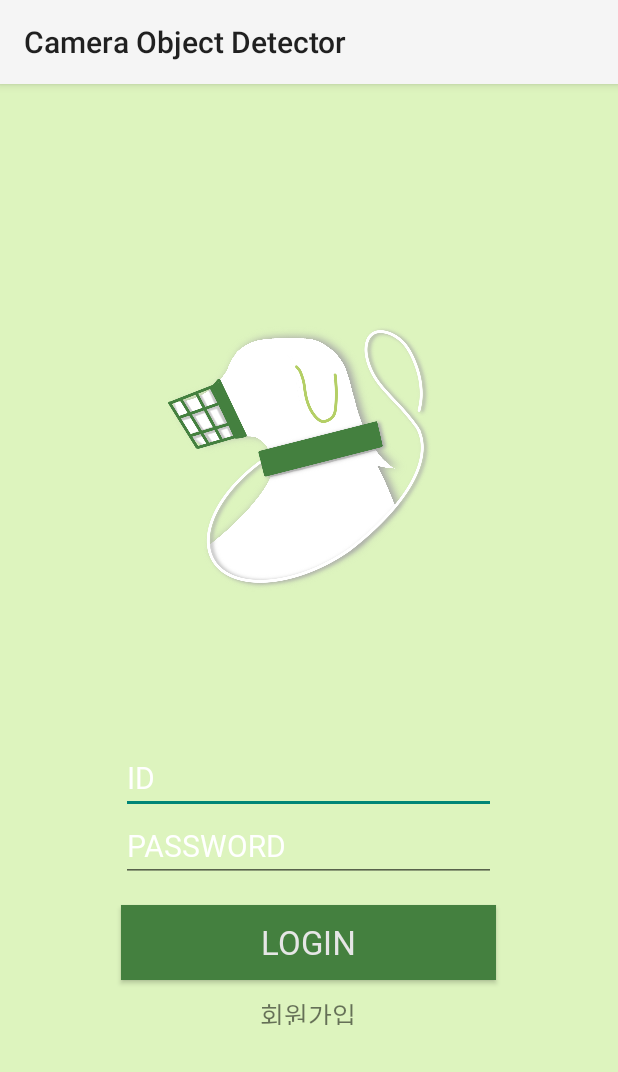
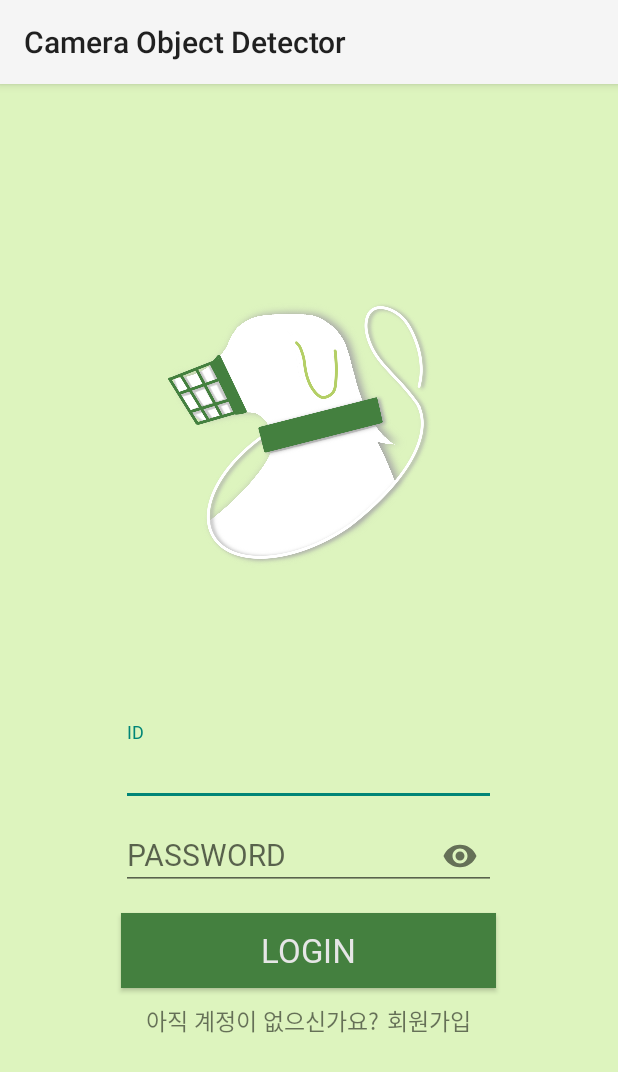
Before and after one commit to parkchowon/PET-READER, an Android app: the screen it shows after launch once a user with an empty profile is signed in (LoginActivity), on a phone screen of 412 x 824 dp. Shown: the top 1072 px of the screen. Run offline under Robolectric (Android 15) with nearby library versions, the phone set to English and light mode, and no system bars; our stand-ins replace Firebase (no records; nobody signed in at launch, a user with empty details on screens opened directly); libraries missing offline, so code that uses them is left out: com.tbuonomo.viewpagerdotsindicator; 2 statements that could not run were skipped.

Commit message:
로그인, 회원가입, firebase
오류있고 아직 완성 안되어있습니다.

```diff
--- a/build.gradle
+++ b/build.gradle
@@ -31,6 +31,7 @@ buildscript {
         classpath 'com.android.tools.build:gradle:4.2.2'
         classpath "org.jetbrains.kotlin:kotlin-gradle-plugin:1.5.31"
         classpath 'com.diffplug.spotless:spotless-plugin-gradle:5.11.1'
+        classpath 'com.google.gms:google-services:4.3.10'
     }
 }
 
--- a/tflite/src/main/java/com/example/android/camerax/tflite/Login/LoginActivity.kt
+++ b/tflite/src/main/java/com/example/android/camerax/tflite/Login/LoginActivity.kt
@@ -1,26 +1,70 @@
 package com.example.android.camerax.tflite.Login
 
 import android.content.Intent
+import android.os.Bundle
+import android.text.Editable
+import android.text.TextWatcher
+import android.widget.Button
+import android.widget.EditText
+import android.widget.TextView
+import android.widget.Toast
 import androidx.appcompat.app.AppCompatActivity
-import android.os.Bundle
-import android.widget.TextView
 import com.android.example.camerax.tflite.R
+import com.android.example.camerax.tflite.databinding.ActivityLoginBinding
+import com.example.android.camerax.tflite.Home.HomeActivity
+import com.google.android.material.textfield.TextInputLayout
+import com.google.firebase.auth.FirebaseAuth
+import com.google.firebase.auth.ktx.auth
+import com.google.firebase.ktx.Firebase
+
 
 class LoginActivity : AppCompatActivity() {
+
+    private lateinit var auth: FirebaseAuth
+    private val binding get() = _binding!!
+    private var _binding: ActivityLoginBinding? = null
+
+
+
+
     override fun onCreate(savedInstanceState: Bundle?) {
 
         super.onCreate(savedInstanceState)
-
         setContentView(R.layout.activity_login)
 
-        //회원가입으로 가는 버튼
-        val registerbtn = findViewById<TextView>(R.id.loginToJoin)
+        auth = Firebase.auth
 
-        registerbtn.setOnClickListener {
+        //로그인하면 홈화면에 가는 버튼
+        val loginBtn = findViewById<Button>(R.id.loginBtn)
+        loginBtn.setOnClickListener {
+
+            val email = findViewById<EditText>(R.id.loginEditTextID)
+            val password = findViewById<EditText>(R.id.loginEditTextPassword)
+
+            auth.signInWithEmailAndPassword(email.text.toString(), password.text.toString())
+                .addOnCompleteListener(this) { task ->
+                    //로그인이 성공할 경우 홈화면으로 이동한다.
+                    if (task.isSuccessful) {
+                        val intent = Intent(this, HomeActivity::class.java)
+                        startActivity(intent)
+                        finish()
+                    //로그인에 실패할 경우 메세지를 띄운다.
+                    } else {
+                        Toast.makeText(this, "아이디 혹은 비밀번호가 일치하지 않습니다.", Toast.LENGTH_LONG).show()
+                    }
+                }
+
+        }
+
+        //비밀번호 노출 토글
+        val showPassword = findViewById<TextInputLayout>(R.id.TextInputLayoutPassword)
+        showPassword.setPasswordVisibilityToggleEnabled(true)
+
+        //회원가입으로 가는 TextView 버튼
+        val GoRegisterBtn = findViewById<TextView>(R.id.loginToJoin)
+        GoRegisterBtn.setOnClickListener {
             val intent = Intent(this, RegisterActivity::class.java)
             startActivity(intent)
         }
-
-
     }
 }
--- a/tflite/src/main/res/layout/activity_login.xml
+++ b/tflite/src/main/res/layout/activity_login.xml
@@ -16,6 +16,7 @@
         app:layout_constraintBottom_toBottomOf="parent"
         app:layout_constraintTop_toTopOf="parent">
 
+        //로고
         <ImageView
             android:id="@+id/loginLogo"
             android:layout_width="200dp"
@@ -24,6 +25,13 @@
             android:layout_gravity="center"
             android:layout_marginBottom="100dp" />
 
+        //Id입력칸
+        <com.google.android.material.textfield.TextInputLayout
+            android:id="@+id/TextInputLayoutID"
+            android:layout_width="wrap_content"
+            android:layout_height="wrap_content"
+            android:layout_gravity="center">
+
             <EditText
                 android:id="@+id/loginEditTextID"
                 android:layout_width="250dp"
@@ -31,19 +39,28 @@
                 android:layout_gravity="center"
                 android:fontFamily="@font/sd6"
                 android:hint="ID"
-            android:textColorHint="@color/white"
                 android:textSize="20sp" />
+        </com.google.android.material.textfield.TextInputLayout>
+
+        //Password 입력칸
+        <com.google.android.material.textfield.TextInputLayout
+            android:layout_width="wrap_content"
+            android:layout_height="wrap_content"
+            android:layout_gravity="center"
+            android:id="@+id/TextInputLayoutPassword">
 
             <EditText
                 android:id="@+id/loginEditTextPassword"
+                android:inputType="textPassword"
                 android:layout_width="250dp"
                 android:layout_height="45dp"
                 android:layout_gravity="center"
                 android:fontFamily="@font/sd6"
                 android:hint="PASSWORD"
-            android:textColorHint="@color/white"
                 android:textSize="20sp" />
+        </com.google.android.material.textfield.TextInputLayout>
 
+        //로그인 버튼
         <Button
             android:id="@+id/loginBtn"
             android:layout_width="250dp"
@@ -56,16 +73,35 @@
             android:textColor="@color/gray"
             android:textSize="22dp" />
 
+        //회원가입 유도 문장
+        <LinearLayout
+            android:layout_width="wrap_content"
+            android:layout_gravity="center"
+            android:layout_height="30dp"
+            android:layout_marginTop="10dp"
+            android:orientation="horizontal">
+
+            <TextView
+                android:id="@+id/makeAccountText"
+                android:layout_width="match_parent"
+                android:layout_height="match_parent"
+                android:fontFamily="@font/sd5"
+                android:text="아직 계정이 없으신가요?"
+                android:layout_marginRight="5dp"
+                android:textAlignment="textEnd"
+                android:textSize="15sp"/>
+
             <TextView
                 android:id="@+id/loginToJoin"
-            android:layout_width="250dp"
-            android:layout_height="20dp"
-            android:layout_gravity="center"
-            android:layout_marginTop="10dp"
+                android:layout_width="match_parent"
+                android:layout_height="match_parent"
                 android:fontFamily="@font/sd5"
                 android:text="회원가입"
-            android:textAlignment="center"
-            android:textSize="17sp" />
+                android:textAlignment="textStart"
+                android:textSize="15sp" />
+
+        </LinearLayout>
+
     </LinearLayout>
 
 
```
Also changed, not shown: tflite/build.gradle (+7 -0 lines), tflite/src/main/java/com/example/android/camerax/tflite/Login/RegisterActivity.kt (+31 -0 lines), tflite/src/main/res/layout/activity_register.xml (+38 -19 lines). Lines whose indentation alone changed are shown as unchanged.
